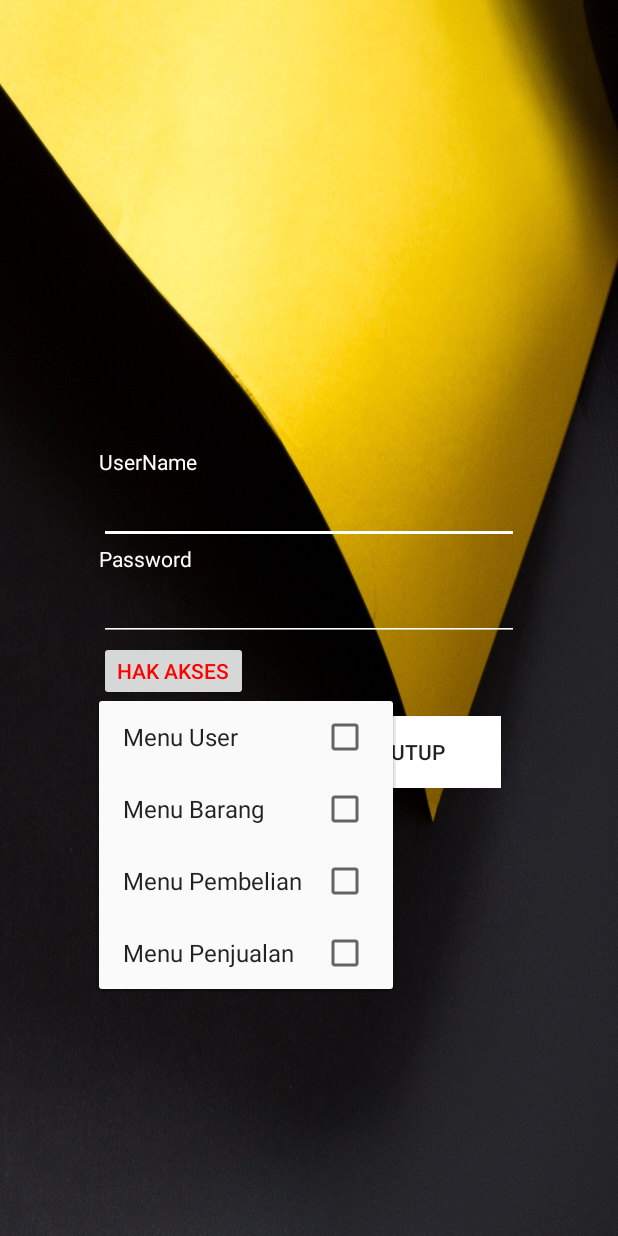
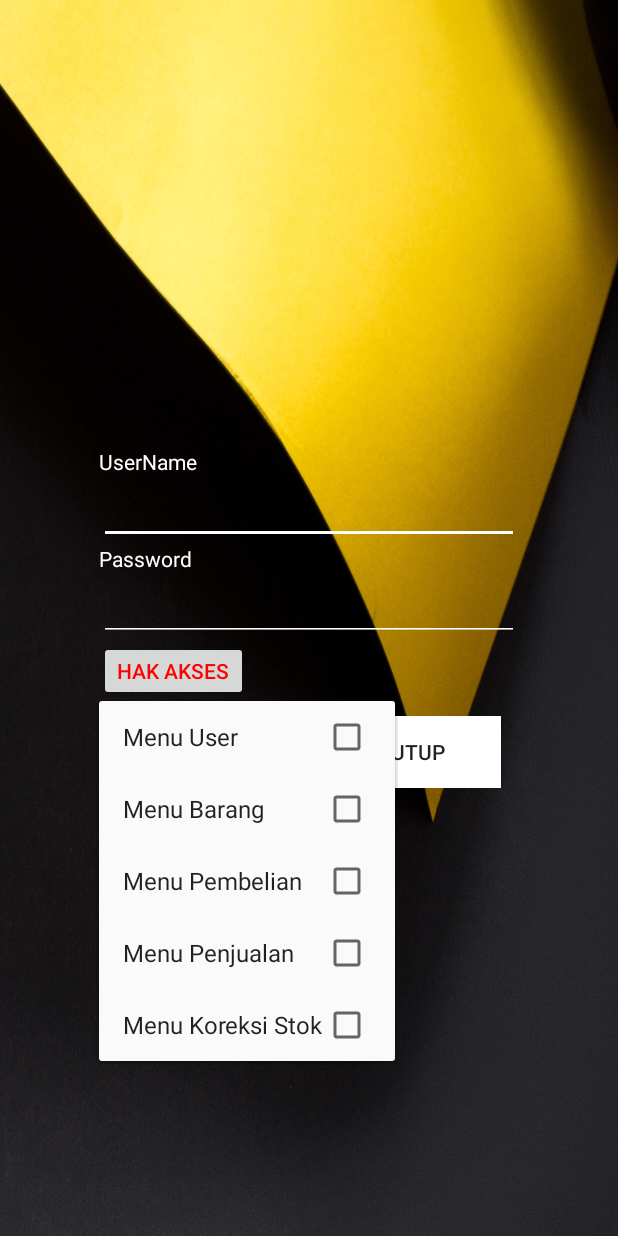
Before and after one commit to aldyarief/Alea, an Android app: the MasterUser screen opened directly, with no data from a screen before it, after a tap on "HAK AKSES", on a phone screen of 412 x 824 dp. Run offline under Robolectric (Android 15) with nearby library versions, the phone set to English and light mode, and no system bars; our stand-ins replace Volley.

Commit message:
tampilan2

```diff
--- a/app/src/main/res/layout/activity_master_user.xml
+++ b/app/src/main/res/layout/activity_master_user.xml
@@ -30,6 +30,7 @@
             android:layout_width="match_parent"
             android:layout_height="wrap_content"
             android:backgroundTint="#FFFFFF"
+            android:textColor="#FFFFFF"
             android:layout_below="@+id/txUser"
             android:id="@+id/EdUserName" />
 
@@ -46,6 +47,7 @@
             android:layout_width="match_parent"
             android:layout_height="wrap_content"
             android:backgroundTint="#FFFFFF"
+            android:textColor="#FFFFFF"
             android:id="@+id/EdPassword"
             android:inputType="textPassword"/>
 
--- a/app/src/main/res/layout/hakakses.xml
+++ b/app/src/main/res/layout/hakakses.xml
@@ -11,8 +11,7 @@
             android:title="Menu Pembelian"/>
         <item android:id="@+id/menu_jual"
             android:title="Menu Penjualan"/>
+        <item android:id="@+id/menu_koreksi"
+            android:title="Menu Koreksi Stok"/>
     </group>
-
-
-
 </menu>
```
